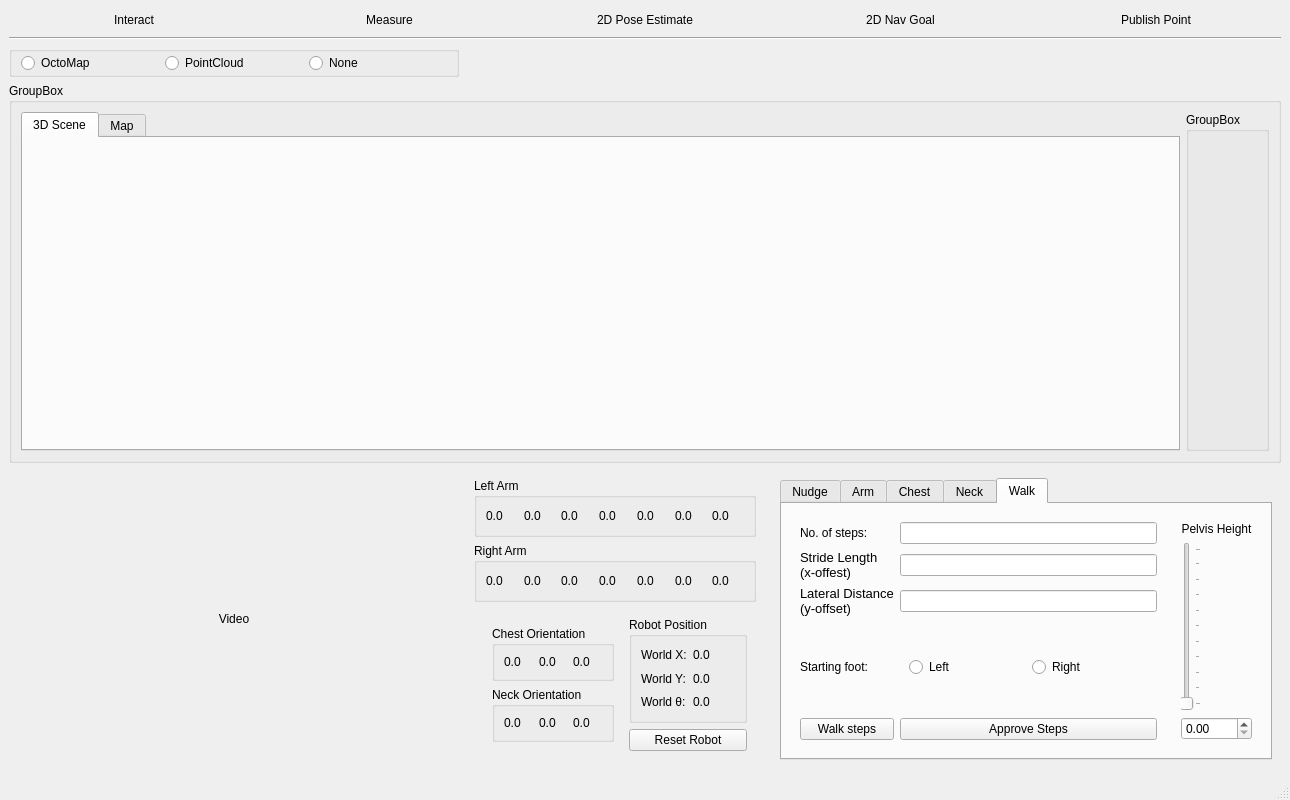
First picture: the form in tough_gui/src/tough_gui.ui, repository WPI-Humanoid-Robotics-Lab/tough, before the edit.
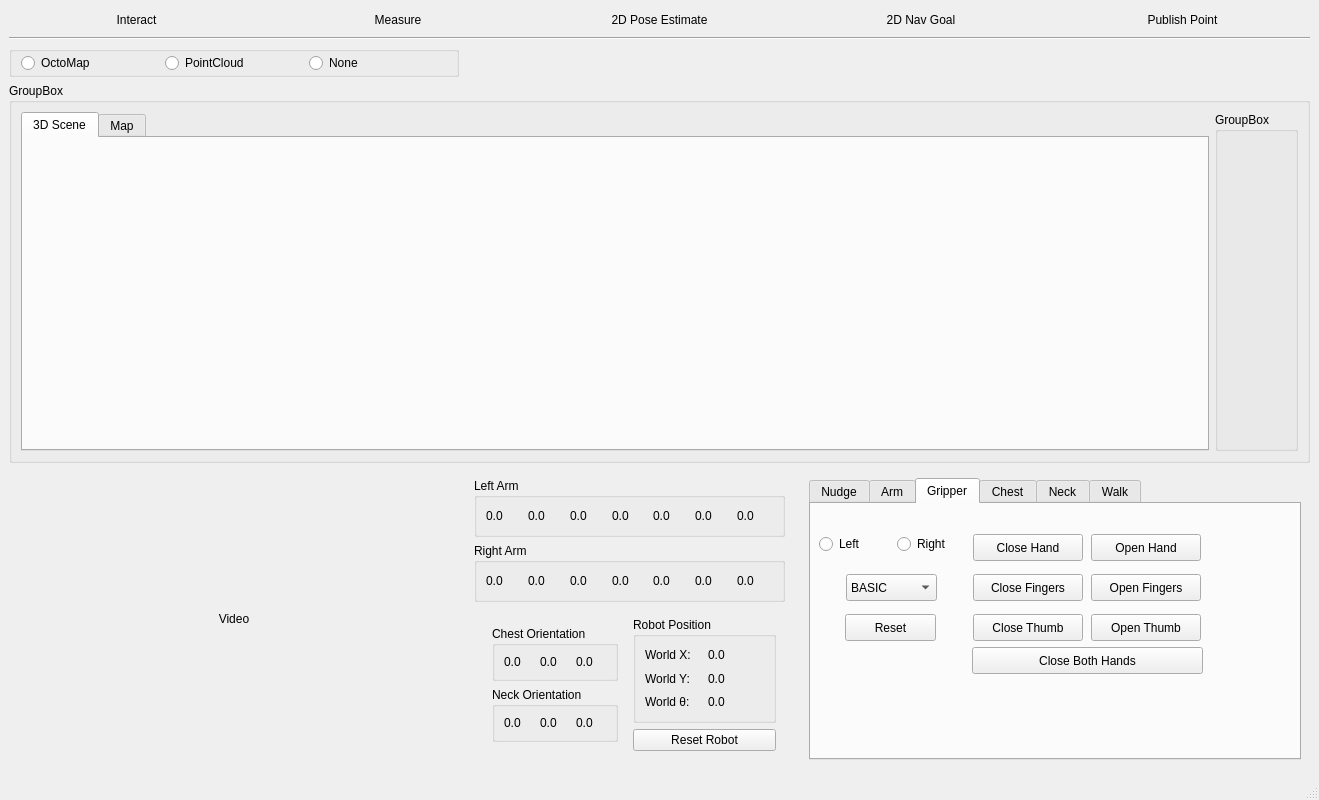
Second picture: the form after the edit. Icons and pictures are not drawn.

Commit message: Gripper Control tab added to the TOUGH UI. tab includes: mode change of the gripper gripper close/open fingers close/open

```diff
--- a/tough_gui/src/tough_gui.ui
+++ b/tough_gui/src/tough_gui.ui
@@ -9,7 +9,7 @@
    <rect>
     <x>0</x>
     <y>0</y>
-    <width>1290</width>
+    <width>1319</width>
     <height>800</height>
    </rect>
   </property>
@@ -108,7 +108,7 @@
           </size>
          </property>
          <property name="currentIndex">
-          <number>4</number>
+          <number>2</number>
          </property>
          <widget class="QWidget" name="tabNudge">
           <attribute name="title">
@@ -423,65 +423,182 @@
                 </property>
                </widget>
               </item>
-              <item row="0" column="0" colspan="2">
-               <widget class="QWidget" name="btnGrpArmSide" native="true">
-                <layout class="QHBoxLayout" name="horizontalLayout_7">
-                 <item>
-                  <widget class="QRadioButton" name="radioArmSideLeft">
-                   <property name="text">
-                    <string>Left</string>
-                   </property>
-                   <attribute name="buttonGroup">
-                    <string notr="true">btnGroupArm</string>
-                   </attribute>
-                  </widget>
-                 </item>
-                 <item>
-                  <widget class="QRadioButton" name="radioArmSideRight">
-                   <property name="text">
-                    <string>Right</string>
-                   </property>
-                   <attribute name="buttonGroup">
-                    <string notr="true">btnGroupArm</string>
-                   </attribute>
-                  </widget>
-                 </item>
-                </layout>
-               </widget>
-              </item>
-              <item row="0" column="3">
-               <widget class="QPushButton" name="btnCloseHand">
-                <property name="text">
-                 <string>Close Hand</string>
-                </property>
-               </widget>
-              </item>
-              <item row="0" column="5">
-               <widget class="QPushButton" name="btnResetArm">
-                <property name="text">
-                 <string>Reset Arm</string>
-                </property>
-               </widget>
-              </item>
-              <item row="2" column="0">
-               <widget class="QLabel" name="label_18">
-                <property name="text">
-                 <string>Elbow</string>
-                </property>
-               </widget>
-              </item>
-              <item row="0" column="4">
-               <widget class="QPushButton" name="btnOpenHand">
-                <property name="text">
-                 <string>Open Hand</string>
-                </property>
-               </widget>
-              </item>
              </layout>
             </widget>
            </item>
           </layout>
          </widget>
+         <widget class="QWidget" name="tabGripper">
+          <attribute name="title">
+           <string>Gripper</string>
+          </attribute>
+          <widget class="QPushButton" name="btnOpenHand">
+           <property name="geometry">
+            <rect>
+             <x>280</x>
+             <y>30</y>
+             <width>110</width>
+             <height>27</height>
+            </rect>
+           </property>
+           <property name="text">
+            <string>Open Hand</string>
+           </property>
+          </widget>
+          <widget class="QPushButton" name="btnCloseFingers">
+           <property name="geometry">
+            <rect>
+             <x>162</x>
+             <y>70</y>
+             <width>110</width>
+             <height>27</height>
+            </rect>
+           </property>
+           <property name="text">
+            <string>Close Fingers</string>
+           </property>
+          </widget>
+          <widget class="QPushButton" name="btnCloseHand">
+           <property name="geometry">
+            <rect>
+             <x>162</x>
+             <y>30</y>
+             <width>110</width>
+             <height>27</height>
+            </rect>
+           </property>
+           <property name="text">
+            <string>Close Hand</string>
+           </property>
+          </widget>
+          <widget class="QPushButton" name="btnOpenFingers">
+           <property name="geometry">
+            <rect>
+             <x>280</x>
+             <y>70</y>
+             <width>110</width>
+             <height>27</height>
+            </rect>
+           </property>
+           <property name="text">
+            <string>Open Fingers</string>
+           </property>
+          </widget>
+          <widget class="QPushButton" name="btnOpenThumb">
+           <property name="geometry">
+            <rect>
+             <x>280</x>
+             <y>110</y>
+             <width>110</width>
+             <height>27</height>
+            </rect>
+           </property>
+           <property name="text">
+            <string>Open Thumb</string>
+           </property>
+          </widget>
+          <widget class="QWidget" name="btnGrpGripSide" native="true">
+           <property name="geometry">
+            <rect>
+             <x>8</x>
+             <y>20</y>
+             <width>149</width>
+             <height>40</height>
+            </rect>
+           </property>
+           <layout class="QHBoxLayout" name="horizontalLayout_11">
+            <item>
+             <widget class="QRadioButton" name="radioGripSideLeft">
+              <property name="text">
+               <string>Left</string>
+              </property>
+              <attribute name="buttonGroup">
+               <string notr="true">btnGroupGripper</string>
+              </attribute>
+             </widget>
+            </item>
+            <item>
+             <widget class="QRadioButton" name="radioGripSideRight">
+              <property name="text">
+               <string>Right</string>
+              </property>
+              <attribute name="buttonGroup">
+               <string notr="true">btnGroupGripper</string>
+              </attribute>
+             </widget>
+            </item>
+           </layout>
+          </widget>
+          <widget class="QComboBox" name="cmbBoxGripMode">
+           <property name="geometry">
+            <rect>
+             <x>35</x>
+             <y>70</y>
+             <width>91</width>
+             <height>27</height>
+            </rect>
+           </property>
+           <item>
+            <property name="text">
+             <string>BASIC</string>
+            </property>
+           </item>
+           <item>
+            <property name="text">
+             <string>PINCH</string>
+            </property>
+           </item>
+           <item>
+            <property name="text">
+             <string>WIDE</string>
+            </property>
+           </item>
+           <item>
+            <property name="text">
+             <string>SCISSOR</string>
+            </property>
+           </item>
+          </widget>
+          <widget class="QPushButton" name="btnCloseThumb">
+           <property name="geometry">
+            <rect>
+             <x>162</x>
+             <y>110</y>
+             <width>110</width>
+             <height>27</height>
+            </rect>
+           </property>
+           <property name="text">
+            <string>Close Thumb</string>
+           </property>
+          </widget>
+          <widget class="QPushButton" name="btnCloseBothHands">
+           <property name="geometry">
+            <rect>
+             <x>161</x>
+             <y>143</y>
+             <width>231</width>
+             <height>27</height>
+            </rect>
+           </property>
+           <property name="text">
+            <string>Close Both Hands</string>
+           </property>
+          </widget>
+          <widget class="QPushButton" name="btnReset">
+           <property name="geometry">
+            <rect>
+             <x>34</x>
+             <y>110</y>
+             <width>91</width>
+             <height>27</height>
+            </rect>
+           </property>
+           <property name="text">
+            <string>Reset</string>
+           </property>
+          </widget>
+         </widget>
          <widget class="QWidget" name="tabChest">
           <attribute name="title">
            <string>Chest</string>
```
Left out of the diff: 59 changed lines with no effect on the pictures. The commit also changes 2 other files.
